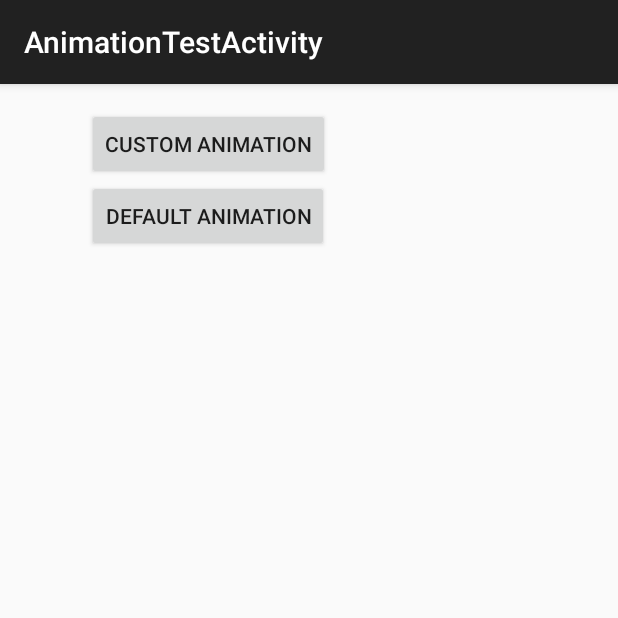
After one commit to aptentity/AndroidDemo, an Android app: the AnimationTestActivity screen opened directly, with no data from a screen before it, on a phone screen of 412 x 824 dp, the top half of it. The commit adds this screen. Run offline under Robolectric (Android 15) with nearby library versions, the phone set to English and light mode, and no system bars.

Commit message:
activity切换动画

```diff
--- a/app/src/main/AndroidManifest.xml
+++ b/app/src/main/AndroidManifest.xml
@@ -265,6 +265,15 @@
                 <category android:name="aptentity.intent.category.APT_CODE" />
             </intent-filter>
         </activity>
+        <activity
+            android:name="com.borg.mvp.view.AnimationTestActivity"
+            android:label="@string/title_activity_animation_test" >
+            <intent-filter>
+                <action android:name="android.intent.action.MAIN" />
+
+                <category android:name="aptentity.intent.category.APT_CODE" />
+            </intent-filter>
+        </activity>
     </application>
 
 </manifest>
--- /dev/null
+++ b/app/src/main/java/com/borg/mvp/view/AnimationTestActivity.java
@@ -0,0 +1,30 @@
+package com.borg.mvp.view;
+
+import android.content.Intent;
+import android.support.v7.app.AppCompatActivity;
+import android.os.Bundle;
+import android.view.Menu;
+import android.view.MenuItem;
+import android.view.View;
+
+import com.borg.androidemo.R;
+
+public class AnimationTestActivity extends AppCompatActivity {
+
+    @Override
+    protected void onCreate(Bundle savedInstanceState) {
+        super.onCreate(savedInstanceState);
+        setContentView(R.layout.activity_animation_test);
+    }
+
+    public void startActivityAnimationTest(View view){
+        Intent intent1=new Intent(AnimationTestActivity.this,CustomViewActivity.class);
+        startActivity(intent1);
+        overridePendingTransition(R.anim.zoomin, R.anim.zoomout);
+    }
+
+    public void startActivityDefaultAnimationTest(View view){
+        Intent intent1=new Intent(AnimationTestActivity.this,CustomViewActivity.class);
+        startActivity(intent1);
+    }
+}
--- /dev/null
+++ b/app/src/main/res/anim/zoomin.xml
@@ -0,0 +1,8 @@
+<?xml version="1.0" encoding="utf-8"?>
+<set xmlns:android="http://schemas.android.com/apk/res/android"
+        android:interpolator="@android:anim/decelerate_interpolator">
+    <scale android:fromXScale="2.0" android:toXScale="1.0"
+           android:fromYScale="2.0" android:toYScale="1.0"
+           android:pivotX="50%p" android:pivotY="50%p"
+           android:duration="@android:integer/config_mediumAnimTime" />
+</set>
--- /dev/null
+++ b/app/src/main/res/anim/zoomout.xml
@@ -0,0 +1,11 @@
+<?xml version="1.0" encoding="utf-8"?>
+<set xmlns:android="http://schemas.android.com/apk/res/android"
+        android:interpolator="@android:anim/decelerate_interpolator"
+        android:zAdjustment="top">
+    <scale android:fromXScale="1.0" android:toXScale=".5"
+           android:fromYScale="1.0" android:toYScale=".5"
+           android:pivotX="50%p" android:pivotY="50%p"
+           android:duration="@android:integer/config_mediumAnimTime" />
+    <alpha android:fromAlpha="1.0" android:toAlpha="0"
+            android:duration="@android:integer/config_mediumAnimTime"/>
+</set>
--- /dev/null
+++ b/app/src/main/res/layout/activity_animation_test.xml
@@ -0,0 +1,27 @@
+<RelativeLayout xmlns:android="http://schemas.android.com/apk/res/android"
+    xmlns:tools="http://schemas.android.com/tools" android:layout_width="match_parent"
+    android:layout_height="match_parent" android:paddingLeft="@dimen/activity_horizontal_margin"
+    android:paddingRight="@dimen/activity_horizontal_margin"
+    android:paddingTop="@dimen/activity_vertical_margin"
+    android:paddingBottom="@dimen/activity_vertical_margin"
+    tools:context="com.borg.mvp.view.AnimationTestActivity">
+
+    <Button
+        android:layout_width="wrap_content"
+        android:layout_height="wrap_content"
+        android:text="Custom Animation"
+        android:id="@+id/button"
+        android:onClick="startActivityAnimationTest"
+        android:layout_alignParentTop="true"
+        android:layout_alignParentEnd="true"
+        android:layout_marginEnd="176dp" />
+
+    <Button
+        android:layout_width="wrap_content"
+        android:layout_height="wrap_content"
+        android:text="Default Animation"
+        android:onClick="startActivityDefaultAnimationTest"
+        android:id="@+id/button2"
+        android:layout_below="@+id/button"
+        android:layout_alignStart="@+id/button" />
+</RelativeLayout>
--- a/app/src/main/res/values/strings.xml
+++ b/app/src/main/res/values/strings.xml
@@ -79,4 +79,5 @@
         <item>Neptune</item>
     </string-array>
     <string name="title_activity_custom_view">CustomView</string>
+    <string name="title_activity_animation_test">AnimationTestActivity</string>
 </resources>
```
